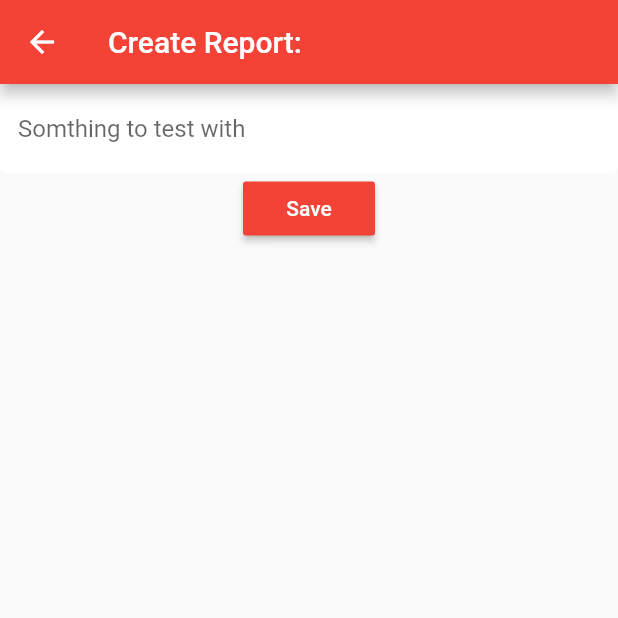
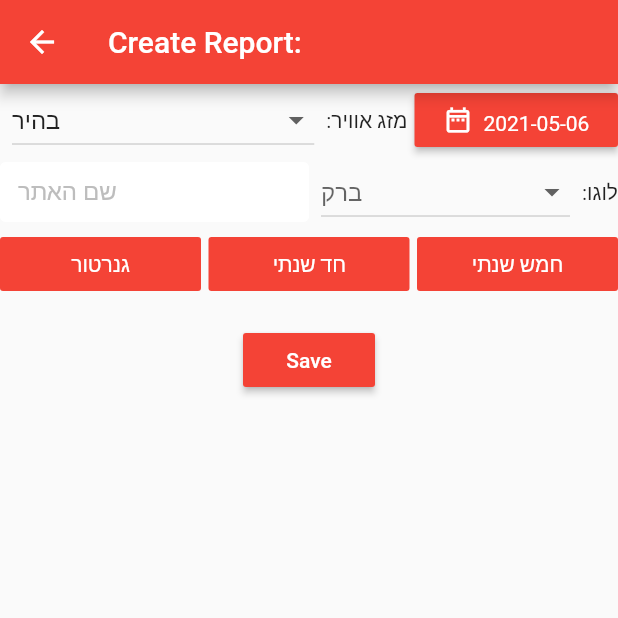
Before and after one commit to AriGute/Report-creator, a Flutter app: the ReportForm screen opened directly, on a phone screen of 412 x 824 dp, the top half of it. Run offline on Flutter 3.47's test engine with Material 2 defaults, Android fonts, the phone set to English and light mode, and no system bars; our stand-ins replace cloud_firestore, firebase_auth, firebase_core, flutter_spinkit; accounts and stored records are empty.

Commit message:
created base report form

```diff
--- a/lib/pages/home/home.dart
+++ b/lib/pages/home/home.dart
@@ -1,6 +1,6 @@
 import 'package:flutter/material.dart';
 import 'package:save_pdf/pages/home/docs_list.dart';
-import 'package:save_pdf/pages/home/report_form.dart';
+import 'package:save_pdf/pages/home/report_form/report_form_page.dart';
 import 'package:save_pdf/pages/home/settings_form.dart';
 import 'package:save_pdf/pages/models/report.dart';
 import 'package:save_pdf/services/auth.dart';
--- a/lib/pages/home/report_form.dart
+++ /dev/null
@@ -1,38 +0,0 @@
-import 'package:flutter/material.dart';
-import 'package:save_pdf/pages/shared/constants.dart';
-
-class ReportForm extends StatelessWidget {
-  @override
-  Widget build(BuildContext context) {
-    return Scaffold(
-      appBar: AppBar(
-        backgroundColor: Colors.red[500],
-        title: Text(
-          "Create Report:",
-          style: TextStyle(color: Colors.white),
-        ),
-      ),
-      body: Container(
-        child: Column(children: [
-          Form(
-            child: TextFormField(
-              decoration: textIputDecoration.copyWith(
-                  hintText: "Somthing to test with"),
-            ),
-          ),
-          RaisedButton(
-              color: Colors.red[500],
-              child: Text(
-                "Save",
-                style: TextStyle(color: Colors.white),
-              ),
-              onPressed: () {
-                //TODO: async function for uploading the report.
-                print("Save report.");
-                Navigator.pop(context);
-              })
-        ]),
-      ),
-    );
-  }
-}
--- /dev/null
+++ b/lib/pages/home/report_form/base_report.dart
@@ -0,0 +1,156 @@
+import 'package:flutter/material.dart';
+import 'package:save_pdf/pages/models/base_form.dart';
+import 'package:save_pdf/pages/shared/constants.dart';
+
+class BaseReport extends StatefulWidget {
+  BaseForm report;
+  BaseReport({this.report});
+  @override
+  _BaseReportState createState() => _BaseReportState();
+}
+
+class _BaseReportState extends State<BaseReport> {
+  _selectDate(BuildContext context) async {
+    final DateTime picked = await showDatePicker(
+      context: context,
+      initialDate: widget.report.selectedDate,
+      firstDate: DateTime(2000),
+      lastDate: DateTime(2025),
+      builder: (BuildContext context, Widget child) {
+        return Theme(
+          data: ThemeData.dark().copyWith(
+            colorScheme: ColorScheme.light(
+              primary: Colors.red[500],
+              onPrimary: Colors.white,
+              surface: Colors.red[500],
+              onSurface: Colors.red[500],
+            ),
+            dialogBackgroundColor: Colors.white,
+          ),
+          child: child,
+        );
+      },
+    );
+    if (picked != null && picked != widget.report.selectedDate)
+      setState(() {
+        widget.report.selectedDate = picked;
+      });
+  }
+
+  Widget _setDate() {
+    return RaisedButton(
+      onPressed: () => _selectDate(context),
+      child: RichText(
+          text: TextSpan(
+        children: [
+          WidgetSpan(
+            child: Icon(
+              Icons.date_range_outlined,
+              size: 20,
+              color: Colors.white,
+            ),
+          ),
+          TextSpan(
+            text: "  " + widget.report.selectedDate.toString().split(" ")[0],
+            style: TextStyle(color: Colors.white),
+          )
+        ],
+      )),
+      color: Colors.red[500],
+    );
+  }
+
+  Widget _getLogo() {
+    return Row(
+      children: <Widget>[
+        Expanded(
+          flex: 1,
+          child: Center(
+            child: Padding(
+              padding: const EdgeInsets.fromLTRB(8.0, 0, 8.0, 0),
+              child: DropdownButton<String>(
+                isExpanded: true,
+                hint: Text(widget.report.logo),
+                items:
+                    <String>['Solar power', 'ברק', 'נופר'].map((String value) {
+                  return new DropdownMenuItem<String>(
+                    value: value,
+                    child: new Text(value),
+                  );
+                }).toList(),
+                onChanged: (pick) {
+                  print(pick);
+                  setState(() {
+                    widget.report.logo = pick;
+                  });
+                },
+              ),
+            ),
+          ),
+        ),
+        Expanded(
+          flex: 0,
+          child: Center(child: Text(':לוגו')),
+        ),
+      ],
+    );
+  }
+
+  Widget _setWeather() {
+    return Row(
+      children: <Widget>[
+        Expanded(
+          flex: 1,
+          child: Padding(
+            padding: const EdgeInsets.fromLTRB(8.0, 0, 8.0, 0),
+            child: DropdownButton<String>(
+              value: widget.report.weather,
+              hint: Text('מזג אוויר'),
+              isExpanded: true,
+              items:
+                  <String>['בהיר', 'מעונן חלקית', 'מעונן'].map((String value) {
+                return new DropdownMenuItem<String>(
+                  value: value,
+                  child: new Text(value),
+                );
+              }).toList(),
+              onChanged: (pick) {
+                print(pick);
+                setState(() {
+                  widget.report.weather = pick;
+                });
+              },
+            ),
+          ),
+        ),
+        Expanded(
+          flex: 0,
+          child: Center(child: Text(':מזג אוויר')),
+        )
+      ],
+    );
+  }
+
+  @override
+  Widget build(BuildContext context) {
+    return Column(children: [
+      Form(
+        child: Row(children: <Widget>[
+          Expanded(
+            flex: 2,
+            child: _setWeather(),
+          ),
+          SizedBox(width: 5.0),
+          Expanded(flex: 1, child: _setDate()),
+        ]),
+      ),
+      Row(children: <Widget>[
+        Expanded(
+            child: customTextFormField('שם האתר', (val) {
+          widget.report.siteName = val;
+        })),
+        Expanded(child: _getLogo())
+      ]),
+    ]);
+  }
+}
--- /dev/null
+++ b/lib/pages/home/report_form/report_form_page.dart
@@ -0,0 +1,107 @@
+import 'package:flutter/material.dart';
+import 'package:save_pdf/pages/home/report_form/base_report.dart';
+import 'package:save_pdf/pages/home/report_form/five_years_report.dart';
+import 'package:save_pdf/pages/home/report_form/generator_report.dart';
+import 'package:save_pdf/pages/home/report_form/one_year_report.dart';
+import 'package:save_pdf/pages/models/base_form.dart';
+
+class ReportForm extends StatefulWidget {
+  @override
+  _ReportFormState createState() => _ReportFormState();
+}
+
+class _ReportFormState extends State<ReportForm> {
+  BaseForm report;
+  Widget reportExpend;
+
+  @override
+  void initState() {
+    super.initState();
+    report = new BaseForm();
+    reportExpend = Text("");
+  }
+
+  Widget _saveBottun() {
+    return RaisedButton(
+        color: Colors.red[500],
+        child: Text(
+          "Save",
+          style: TextStyle(color: Colors.white),
+        ),
+        onPressed: () {
+          //TODO: async function for uploading the report.
+          print("Save report.");
+          Navigator.pop(context);
+        });
+  }
+
+  Widget _expendFormButtom() {
+    Color buttonColor = Colors.red[500];
+    TextStyle textStyle = TextStyle(color: Colors.white);
+
+    return Row(
+      children: <Widget>[
+        Expanded(
+            child: FlatButton(
+                color: buttonColor,
+                onPressed: () {
+                  setState(() {
+                    reportExpend = GeneratorReport(report: report);
+                  });
+                },
+                child: Text(
+                  "גנרטור",
+                  style: textStyle,
+                ))),
+        SizedBox(width: 5.0),
+        Expanded(
+            child: FlatButton(
+                color: buttonColor,
+                onPressed: () {
+                  setState(() {
+                    reportExpend = OneYearReport(report: report);
+                  });
+                },
+                child: Text(
+                  "חד שנתי",
+                  style: textStyle,
+                ))),
+        SizedBox(width: 5.0),
+        Expanded(
+            child: FlatButton(
+                color: buttonColor,
+                onPressed: () {
+                  setState(() {
+                    reportExpend = FiveYearReport(report: report);
+                  });
+                },
+                child: Text(
+                  "חמש שנתי",
+                  style: textStyle,
+                )))
+      ],
+    );
+  }
+
+  @override
+  Widget build(BuildContext context) {
+    return Container(
+        child: Scaffold(
+      appBar: AppBar(
+        backgroundColor: Colors.red[500],
+        title: Text(
+          "Create Report:",
+          style: TextStyle(color: Colors.white),
+        ),
+      ),
+      body: Container(
+        child: Column(children: [
+          BaseReport(report: report),
+          _expendFormButtom(),
+          reportExpend,
+          _saveBottun(),
+        ]),
+      ),
+    ));
+  }
+}
--- /dev/null
+++ b/lib/pages/models/base_form.dart
@@ -0,0 +1,9 @@
+import 'package:flutter/material.dart';
+
+class BaseForm {
+  DateTime selectedDate = DateTime.now();
+  String weather = "בהיר";
+  String logo = "ברק";
+  String siteName = "";
+  String testerName = "";
+}
--- a/lib/pages/shared/constants.dart
+++ b/lib/pages/shared/constants.dart
@@ -9,3 +9,16 @@ const textIputDecoration = InputDecoration(
         borderSide: BorderSide(color: Colors.white, width: 2.0)),
     focusedBorder: OutlineInputBorder(
         borderSide: BorderSide(color: Colors.red, width: 2.0)));
+
+Widget customTextFormField(String text, Function func) {
+  return Container(
+    height: 40,
+    child: TextFormField(
+      decoration: textIputDecoration.copyWith(
+          hintText: text,
+          labelText: text,
+          labelStyle: TextStyle(color: Colors.grey[400])),
+      onChanged: (val) => func(val),
+    ),
+  );
+}
```
Also changed, not shown: lib/pages/home/report_form/five_years_report.dart (added, +16 -0 lines), lib/pages/home/report_form/generator_report.dart (added, +16 -0 lines), lib/pages/home/report_form/one_year_report.dart (added, +16 -0 lines), lib/pages/models/generetor_form.dart (added, +35 -0 lines).
